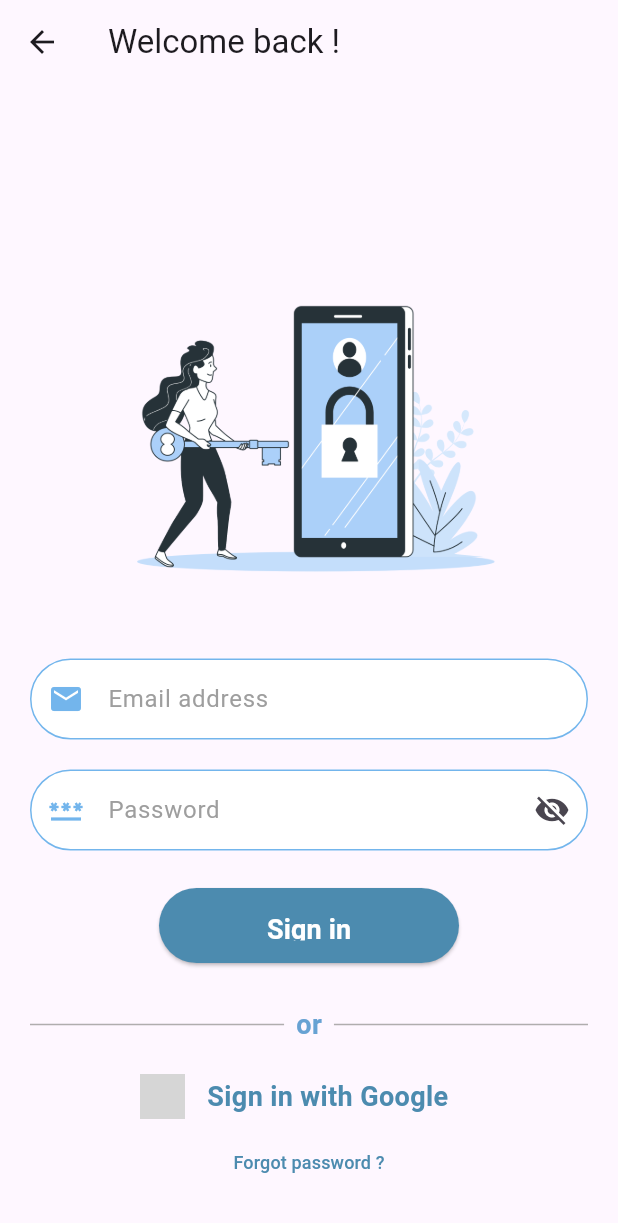
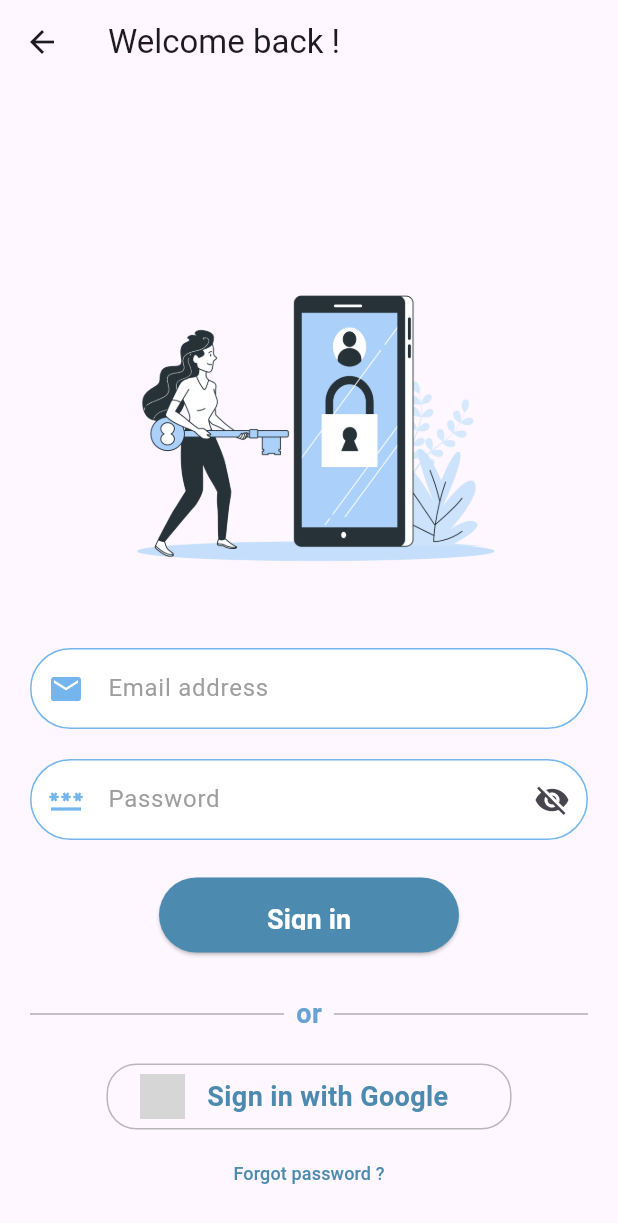
Before and after one commit to GluMate/GluMate-flutter, a Flutter app: the screen it shows after launch, after a tap on "already a member ? login instead", on a phone screen of 412 x 824 dp. Shown: the top 1223 px of the screen. Run offline on Flutter 3.47's test engine with Material 3 defaults, Android fonts, the phone set to English and light mode, and no system bars; our stand-ins replace animated_splash_screen, dartz, dio, firebase_auth, firebase_core, fl_chart and 6 more; missing offline and left inert: dart:ffi, data_connection_checker_tv, dotted_dashed_line, simple_animation_progress_bar; accounts and stored records are empty; project files that could hold a hidden picture were left out; grey boxes are pictures that could not be loaded.

Commit message:
traduction des intefraces en+fr

```diff
--- a/lib/core/localization/language.dart
+++ b/lib/core/localization/language.dart
@@ -4,14 +4,12 @@ class Language {
   final String name;
   final String languageCode;
   final String flagImagePath;
-
-
   Language(this.id, this.name, this.languageCode , this.flagImagePath);
 
   static List<Language> languageList() {
     return <Language>[
-      Language(1, "English", "en", "assets/en_flag.png"),
-      Language(2, "French", "fr", "assets/fr_flag.png")
+      Language(1, "English", "en", "assets/eng.png"),
+      Language(2, "French", "fr", "assets/fr.png")
     ];
   }
 }
--- a/lib/presentation/register_auth/pages/EditProfilePage.dart
+++ b/lib/presentation/register_auth/pages/EditProfilePage.dart
@@ -3,7 +3,7 @@ import 'package:glumate_flutter/core/localization/appLocalization.dart';
 import 'package:glumate_flutter/presentation/register_auth/pages/login_page.dart';
 import 'package:glumate_flutter/presentation/register_auth/providers/register_auth_provider.dart';
 import 'package:glumate_flutter/presentation/register_auth/widgets/Design/colors.dart';
-import 'package:glumate_flutter/presentation/register_auth/widgets/EditProfile.dart';
+import 'package:glumate_flutter/presentation/register_auth/widgets/Profile/EditProfile.dart';
 import 'package:glumate_flutter/presentation/register_auth/widgets/Register/patient_register_form1.dart';
 import 'package:glumate_flutter/presentation/register_auth/widgets/Register/patient_register_form2_widget.dart';
 import 'package:provider/provider.dart';
--- a/lib/presentation/register_auth/pages/onboarding_page.dart
+++ b/lib/presentation/register_auth/pages/onboarding_page.dart
@@ -70,7 +70,7 @@ class _OnBoardingPageState extends State<OnBoardingPage> {
                         SizedBox(height: 1),
                         Container(
                           height: 100,
-                          width: 200,
+                          width: 220,
                           child: Text(
                             AppLocalization.of(context)
                                 .translate('On_boarding_desc')!,
--- a/lib/presentation/register_auth/widgets/Profile/contactUs.dart
+++ b/lib/presentation/register_auth/widgets/Profile/contactUs.dart
@@ -1,4 +1,5 @@
 import 'package:flutter/material.dart';
+import 'package:glumate_flutter/core/localization/appLocalization.dart';
 import 'package:glumate_flutter/presentation/register_auth/widgets/Design/colors.dart';
 
 class ContactUsScreen extends StatelessWidget {
@@ -13,7 +14,7 @@ class ContactUsScreen extends StatelessWidget {
         elevation: 0,
         leadingWidth: 0,
         title: Text(
-          "Contact Us",
+         AppLocalization.of(context).translate('contact')!,
           style: TextStyle(
             color: TColor.black,
             fontSize: 20,
@@ -35,7 +36,7 @@ class ContactUsScreen extends StatelessWidget {
               ),
             ),
             Text(
-              'For more information, contact us at:',
+              AppLocalization.of(context).translate('info')!,
               style: TextStyle(
                 fontSize: 18,
                 fontWeight: FontWeight.bold,
--- a/lib/presentation/register_auth/widgets/home_view.dart
+++ b/lib/presentation/register_auth/widgets/home_view.dart
@@ -2,6 +2,7 @@
 import 'package:dotted_dashed_line/dotted_dashed_line.dart';
 import 'package:fl_chart/fl_chart.dart';
 import 'package:flutter/material.dart';
+import 'package:glumate_flutter/core/localization/appLocalization.dart';
 import 'package:glumate_flutter/presentation/register_auth/providers/register_auth_provider.dart';
 import 'package:glumate_flutter/presentation/register_auth/widgets/Chat/chat_widget.dart';
 import 'package:glumate_flutter/presentation/register_auth/widgets/Design/Round_Button.dart';
@@ -112,7 +113,7 @@ return  const Center(
                       crossAxisAlignment: CrossAxisAlignment.start,
                       children: [
                         Text(
-                          "Welcome Back,",
+                AppLocalization.of(context).translate('welcome_back')!,
                           style: TextStyle(color: TColor.gray, fontSize: 12),
                         ),
                         Text(
--- a/lib/presentation/register_auth/widgets/login_form_widget.dart
+++ b/lib/presentation/register_auth/widgets/login_form_widget.dart
@@ -133,7 +133,17 @@ class _LoginFormState extends State<LoginForm> {
                         ],
                       ),
                       SizedBox(height: 20),
-                      Row(
+                      Container(
+                        width: 270,
+                        padding: EdgeInsets.all(6),
+                        decoration: BoxDecoration(
+                          border: Border.all(
+                            color: Color.fromARGB(161, 144, 144, 145),
+                            width: 1.0,
+                          ),
+                          borderRadius: BorderRadius.circular(20),
+                        ),
+                        child: Row(
                           mainAxisAlignment: MainAxisAlignment.center,
                           children: [
                             GestureDetector(
@@ -158,6 +168,7 @@ class _LoginFormState extends State<LoginForm> {
                             SizedBox(width: 20),
                           ],
                         ),
+                      ),
                       SizedBox(height: 5),
                       TextButton(
                         onPressed: () {
@@ -165,7 +176,8 @@ class _LoginFormState extends State<LoginForm> {
                             context,
                             MaterialPageRoute(
                               builder: (context) => ForgotPasswordPage(),
-                        ),);
+                            ),
+                          );
                         },
                         child: Text(
                           AppLocalization.of(context)
@@ -173,7 +185,8 @@ class _LoginFormState extends State<LoginForm> {
                           style: GoogleFonts.roboto(
                             fontSize: 12,
                             color: Color.fromARGB(255, 76, 139, 175),
-                            ),),
+                          ),
+                        ),
                       ),
                     ],
                   ),
```
Also changed, not shown: lib/core/constants/lang/en.json (+11 -0 lines), lib/core/constants/lang/fr.json (+11 -0 lines), lib/presentation/register_auth/widgets/Profile/profile.dart (+26 -15 lines), assets/eng.png (added), assets/fr.png (added). Lines whose indentation alone changed are shown as unchanged.
